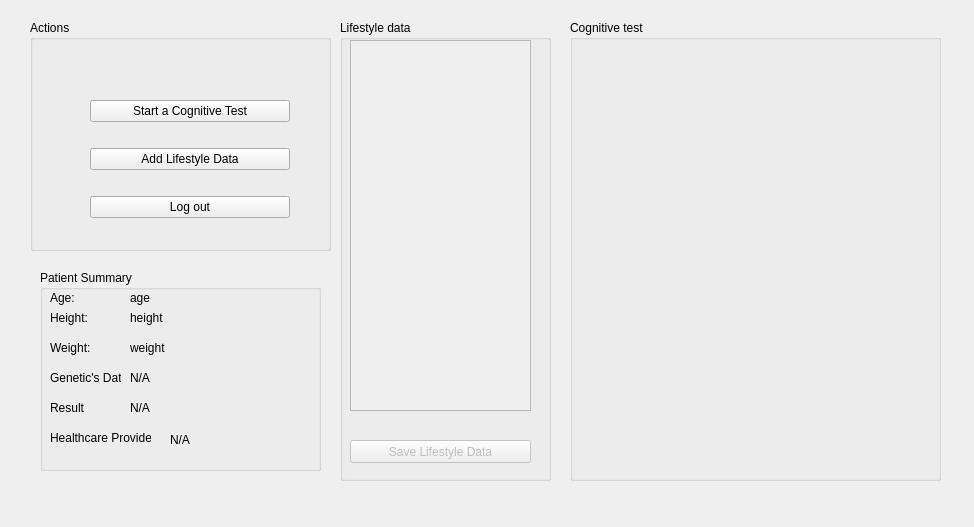
This is ui_files/patient_main.ui in MatijaPuca/Alzheimer-s-Disease as Qt 5 draws it before an edit. The edited form follows.
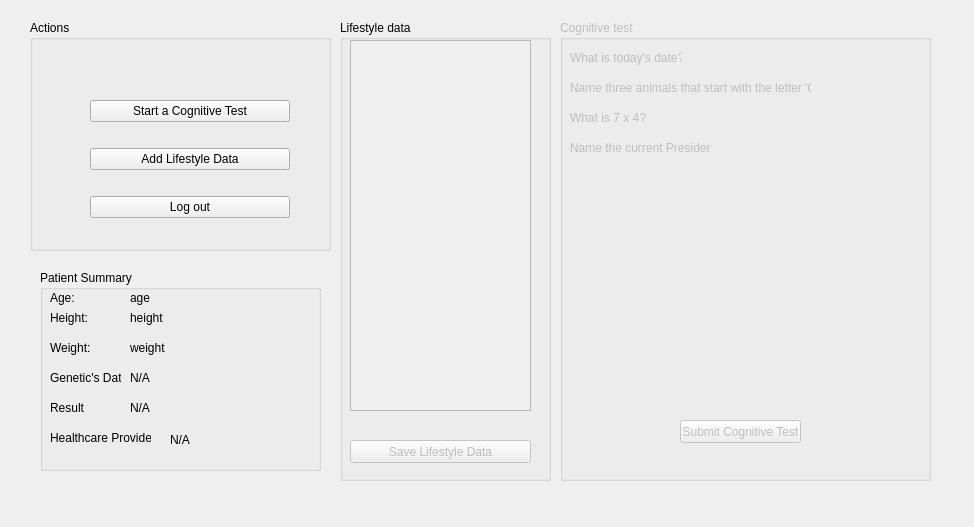
This is the edited form.

Commit message: Implemented cognitive Test.

```diff
--- a/ui_files/patient_main.ui
+++ b/ui_files/patient_main.ui
@@ -183,9 +183,12 @@
    </widget>
   </widget>
   <widget class="QGroupBox" name="cognitiveTestBox">
+   <property name="enabled">
+    <bool>false</bool>
+   </property>
    <property name="geometry">
     <rect>
-     <x>570</x>
+     <x>560</x>
      <y>20</y>
      <width>371</width>
      <height>461</height>
@@ -197,6 +200,82 @@
    <property name="alignment">
     <set>Qt::AlignLeading|Qt::AlignLeft|Qt::AlignTop</set>
    </property>
+   <widget class="QLabel" name="lblq1">
+    <property name="geometry">
+     <rect>
+      <x>10</x>
+      <y>30</y>
+      <width>111</width>
+      <height>16</height>
+     </rect>
+    </property>
+    <property name="text">
+     <string>What is today's date?</string>
+    </property>
+   </widget>
+   <widget class="QLabel" name="lblq2">
+    <property name="geometry">
+     <rect>
+      <x>10</x>
+      <y>60</y>
+      <width>241</width>
+      <height>16</height>
+     </rect>
+    </property>
+    <property name="text">
+     <string>Name three animals that start with the letter 'C':</string>
+    </property>
+   </widget>
+   <widget class="QLabel" name="lblq3">
+    <property name="geometry">
+     <rect>
+      <x>10</x>
+      <y>90</y>
+      <width>81</width>
+      <height>16</height>
+     </rect>
+    </property>
+    <property name="text">
+     <string>What is 7 x 4?</string>
+    </property>
+   </widget>
+   <widget class="QLabel" name="lblq4">
+    <property name="geometry">
+     <rect>
+      <x>10</x>
+      <y>120</y>
+      <width>141</width>
+      <height>16</height>
+     </rect>
+    </property>
+    <property name="text">
+     <string>Name the current President:</string>
+    </property>
+   </widget>
+   <widget class="QWidget" name="verticalLayoutWidget_2">
+    <property name="geometry">
+     <rect>
+      <x>9</x>
+      <y>149</y>
+      <width>341</width>
+      <height>201</height>
+     </rect>
+    </property>
+    <layout class="QVBoxLayout" name="verticalLayout_2"/>
+   </widget>
+   <widget class="QPushButton" name="btnSubmitCognitiveTest">
+    <property name="geometry">
+     <rect>
+      <x>120</x>
+      <y>400</y>
+      <width>121</width>
+      <height>23</height>
+     </rect>
+    </property>
+    <property name="text">
+     <string>Submit Cognitive Test</string>
+    </property>
+   </widget>
   </widget>
   <widget class="QGroupBox" name="groupBox_7">
    <property name="geometry">
```
The commit also changes 7 other files.
